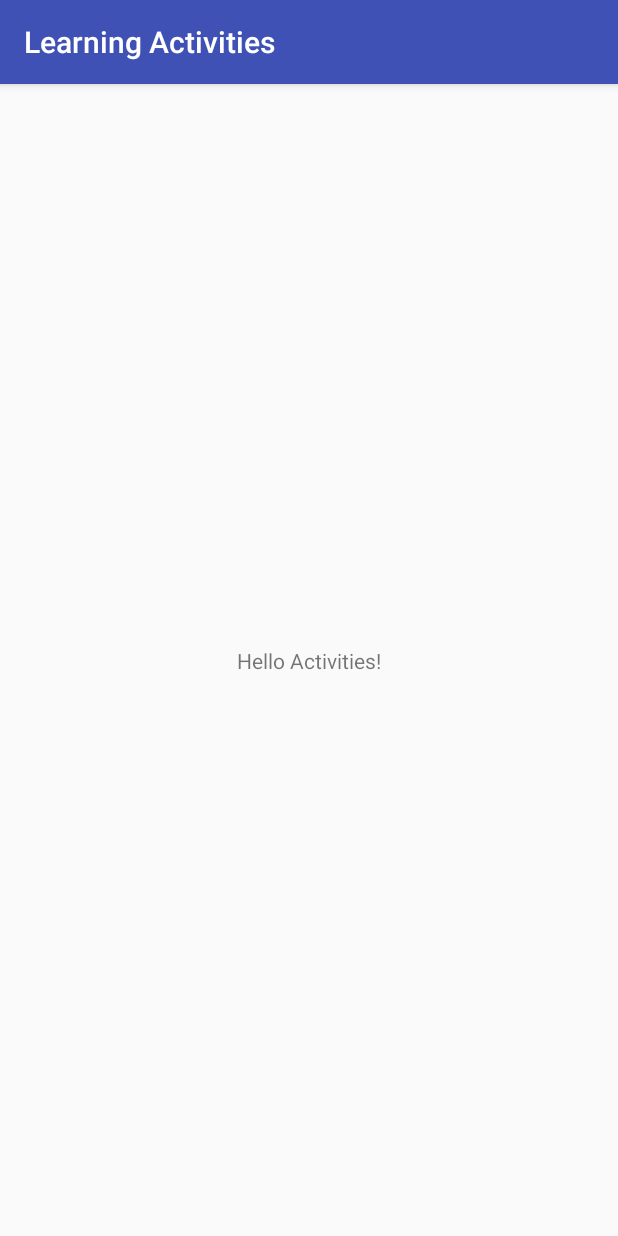
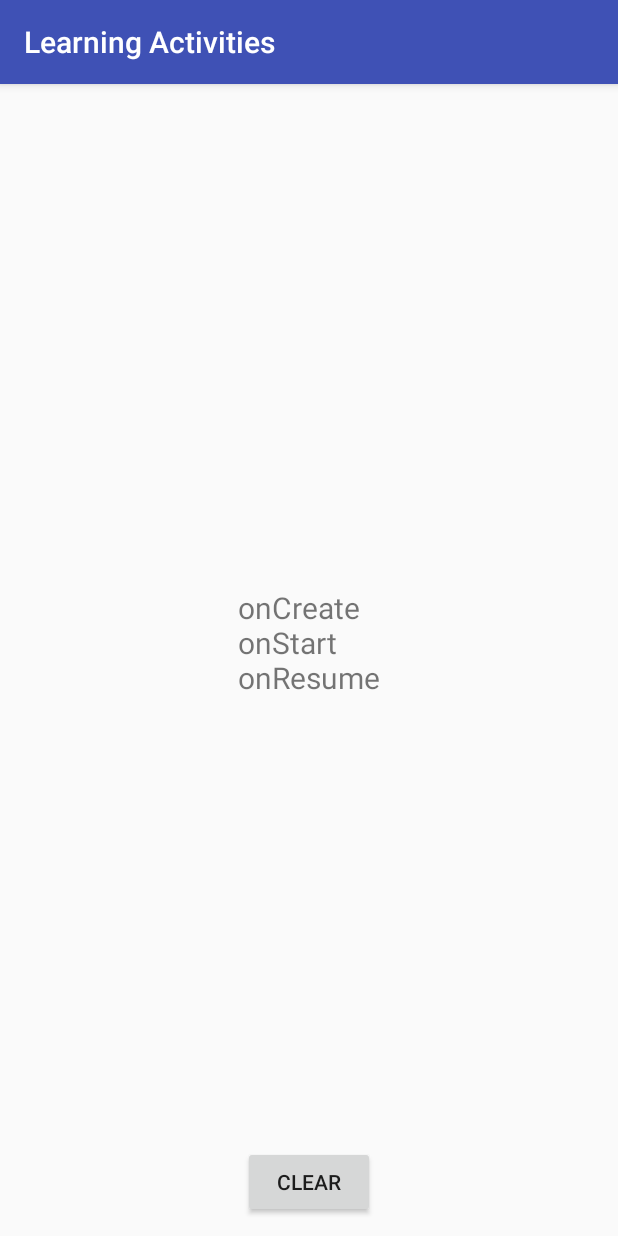
Before and after one commit to im-aditya/learning-android, an Android app: the screen it shows after launch (MainActivity), on a phone screen of 412 x 824 dp. Run offline under Robolectric (Android 15) with nearby library versions, the phone set to English and light mode, and no system bars.

Commit message:
- added activity lifecycle code

```diff
--- a/LearningActivities/app/src/main/java/com/learningandroid/learningactivities/MainActivity.java
+++ b/LearningActivities/app/src/main/java/com/learningandroid/learningactivities/MainActivity.java
@@ -2,14 +2,115 @@ package com.learningandroid.learningactivities;
 
 import android.support.v7.app.AppCompatActivity;
 import android.os.Bundle;
+import android.view.View;
+import android.widget.Button;
+import android.widget.TextView;
 
-public class MainActivity extends AppCompatActivity
+import java.util.ArrayList;
+import java.util.List;
+
+public class MainActivity extends AppCompatActivity implements View.OnClickListener
 {
+    private List<String> mActivityStates;
+    private TextView mInfoField;
+
+    //onCreate
+    //onStart
+        //onRestoreInstanceState
+    //onResume
+    //onPause
+        //onSaveInstanceState
+    //onStop
+        //onRestart
+    //onDestroy
 
     @Override
     protected void onCreate(Bundle savedInstanceState)
     {
         super.onCreate(savedInstanceState);
         setContentView(R.layout.activity_main);
+
+        mInfoField = this.findViewById(R.id.tv_info_field);
+
+        Button btnClear = this.findViewById(R.id.btn_clear);
+        btnClear.setOnClickListener(this);
+
+        mActivityStates = new ArrayList<>();
+        mActivityStates.add("onCreate");
+
+        updateInfoField();
+    }
+
+    @Override
+    protected void onStart()
+    {
+        super.onStart();
+
+        mActivityStates.add("onStart");
+        updateInfoField();
+    }
+
+    @Override
+    protected void onResume()
+    {
+        super.onResume();
+
+        mActivityStates.add("onResume");
+        updateInfoField();
+    }
+
+    @Override
+    protected void onPause()
+    {
+        super.onPause();
+
+        mActivityStates.add("onPause");
+        updateInfoField();
+    }
+
+    @Override
+    protected void onStop()
+    {
+        super.onStop();
+
+        mActivityStates.add("onStop");
+        updateInfoField();
+    }
+
+    @Override
+    protected void onRestart()
+    {
+        super.onRestart();
+
+        mActivityStates.add("onRestart");
+        updateInfoField();
+    }
+
+    @Override
+    protected void onDestroy()
+    {
+        super.onDestroy();
+
+        mActivityStates.add("onDestroy");
+        updateInfoField();
+    }
+
+    private void updateInfoField()
+    {
+        String infoText = "";
+
+        for (int i = 0; i < mActivityStates.size(); i++)
+        {
+            infoText += mActivityStates.get(i) + "\n";
+        }
+
+        mInfoField.setText(infoText);
+    }
+
+    @Override
+    public void onClick(View view)
+    {
+        mActivityStates.clear();
+        updateInfoField();
     }
 }
--- a/LearningActivities/app/src/main/res/layout/activity_main.xml
+++ b/LearningActivities/app/src/main/res/layout/activity_main.xml
@@ -8,12 +8,24 @@
     tools:context="com.learningandroid.learningactivities.MainActivity">
 
     <TextView
+        android:id="@+id/tv_info_field"
         android:layout_width="wrap_content"
         android:layout_height="wrap_content"
         android:text="Hello Activities!"
+        android:textSize="20dp"
         app:layout_constraintBottom_toBottomOf="parent"
         app:layout_constraintLeft_toLeftOf="parent"
         app:layout_constraintRight_toRightOf="parent"
         app:layout_constraintTop_toTopOf="parent"/>
 
+    <Button
+        android:id="@+id/btn_clear"
+        android:layout_width="wrap_content"
+        android:layout_height="wrap_content"
+        android:text="CLEAR"
+        android:layout_marginBottom="12dp"
+        app:layout_constraintBottom_toBottomOf="parent"
+        app:layout_constraintLeft_toLeftOf="parent"
+        app:layout_constraintRight_toRightOf="parent"/>
+
 </android.support.constraint.ConstraintLayout>
```
